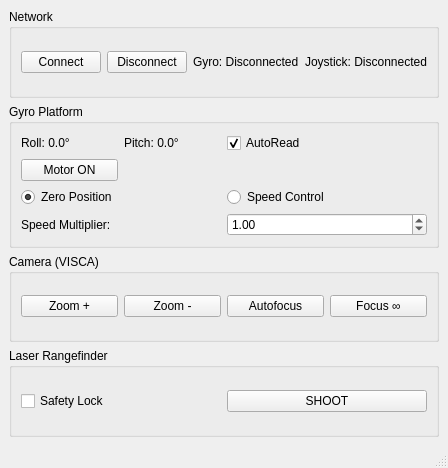
Old version of the form mainwindow.ui in the repository Shimanovich/gsp_control.
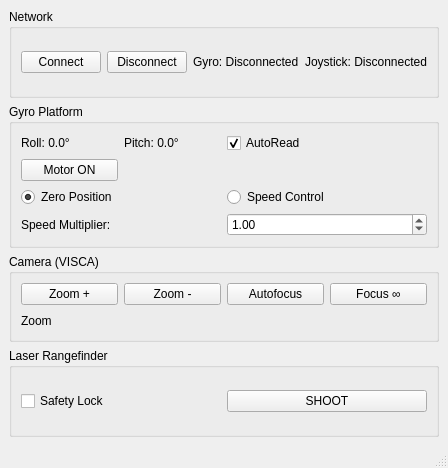
New version of the form.

```diff
--- a/mainwindow.ui
+++ b/mainwindow.ui
@@ -153,6 +153,10 @@
       </property>
       <layout class="QHBoxLayout" name="horizontalLayout_2">
        <item>
+        <layout class="QVBoxLayout" name="verticalLayout_3">
+         <item>
+          <layout class="QHBoxLayout" name="horizontalLayout_4">
+           <item>
         <widget class="QPushButton" name="btnZoomIn">
          <property name="text">
           <string>Zoom +</string>
@@ -179,6 +183,17 @@
           <string>Focus ∞</string>
          </property>
         </widget>
+           </item>
+          </layout>
+         </item>
+         <item>
+          <widget class="QLabel" name="zoomVal">
+           <property name="text">
+            <string>Zoom </string>
+           </property>
+          </widget>
+         </item>
+        </layout>
        </item>
       </layout>
      </widget>
```
Lines whose indentation alone changed are shown as unchanged.
